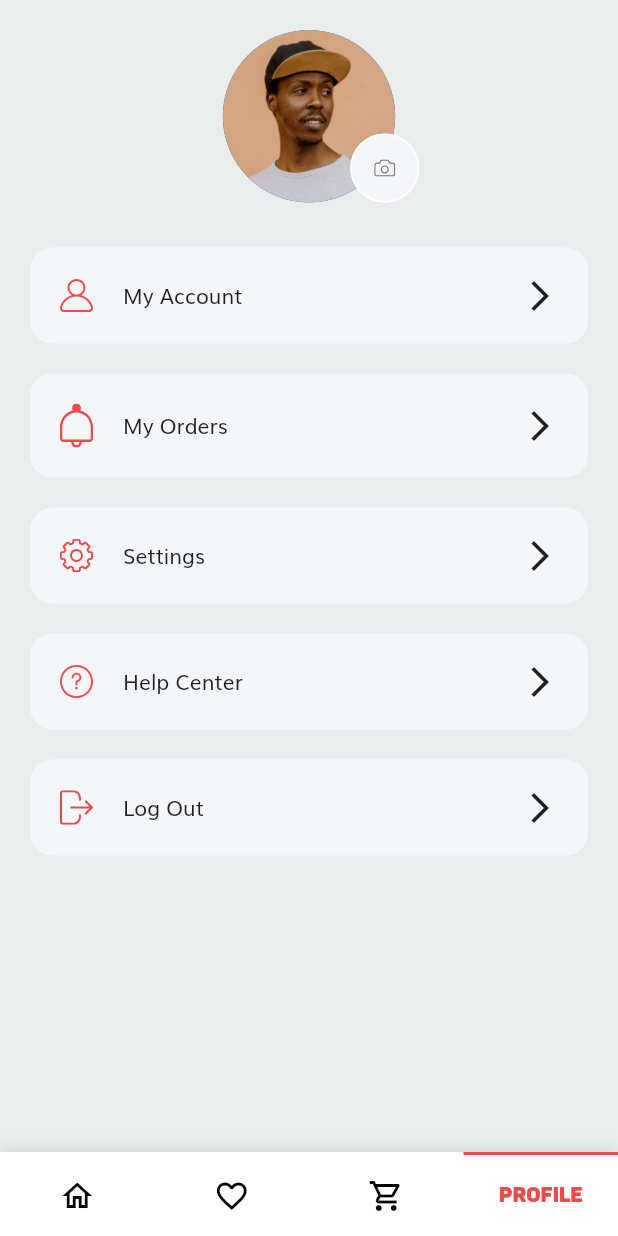
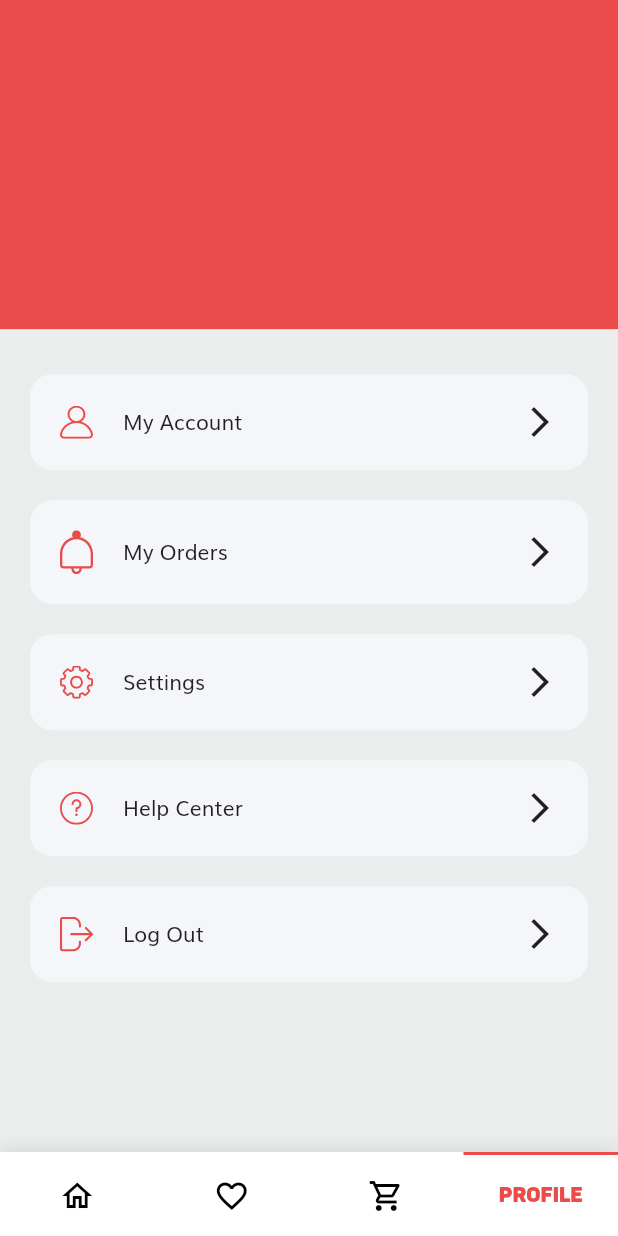
Before and after one commit to SamadDev/MVVM-Ecommerce-FlutterApp, a Flutter app: the HomeScreen screen opened by its route, item 4 of the bottom bar chosen, after a tap on "Settings", on a phone screen of 412 x 824 dp. Run offline on Flutter 3.47's test engine with Material 2 defaults, Android fonts, the phone set to English and light mode, and no system bars; drawn by our look-alikes of titled_navigation_bar; our stand-ins replace cloud_firestore, firebase_auth, firebase_core, flutter_svg, internet_connection_checker, modal_progress_hud_nsn and 3 more; missing offline and left inert: animated_size_and_fade; accounts and stored records are empty.

```diff
--- a/lib/globalVars.dart
+++ b/lib/globalVars.dart
@@ -24,9 +24,9 @@ class globalVars with ChangeNotifier {
 
   var _CartProds;
 
-  List<dynamic> _OrdersID = [];
+  List<Map<String, dynamic>> _Orders = [];
 
-  List<Map<String, dynamic>> _Orders = [];
+  Map<String, dynamic> _UserInfo;
 
   List<String> _categories = [];
 
@@ -112,11 +112,8 @@ class globalVars with ChangeNotifier {
 
   Future getUserInfo(User u) async {
     DocumentSnapshot documentSnapshot = await UsersInformation.doc(u.uid).get();
-    _uName = documentSnapshot.get('Full Name');
-    _uPN = documentSnapshot.get('Phone Number');
-    _uGovernorate = documentSnapshot.get('Governorate');
-    _uAddress = documentSnapshot.get('Address');
-    //notifyListeners();
+    _UserInfo = documentSnapshot.data();
+    print(_UserInfo);
   }
 
   Future DeleteItemFromCart(User u, int index) async {
@@ -128,16 +125,11 @@ class globalVars with ChangeNotifier {
     });
   }
 
-  Future getUserOrders(User u) async {
-    _OrdersID.clear();
+  Future getUserOrders(List<dynamic> ordersID) async {
     _Orders.clear();
-    DocumentSnapshot uSnapshot = await UsersInformation.doc(u.uid).get();
-    _OrdersID = await uSnapshot.get('orders');
-    print(_OrdersID);
-
-    if (_OrdersID.isNotEmpty) {
-      for (int i = 0; i < _OrdersID.length; i++) {
-        DocumentSnapshot oSnapshot = await OrdersRef.doc(_OrdersID[i]).get();
+    if (ordersID.isNotEmpty) {
+      for (int i = 0; i < ordersID.length; i++) {
+        DocumentSnapshot oSnapshot = await OrdersRef.doc(ordersID[i]).get();
         Map<String, dynamic> temp = oSnapshot.data();
         temp["ID"] = oSnapshot.id;
         _Orders.add(temp);
@@ -230,9 +222,9 @@ class globalVars with ChangeNotifier {
 
   get CartProds => _CartProds;
 
-  List<dynamic> get OrdersID => _OrdersID;
+  List<Map<String, dynamic>> get Orders => _Orders;
 
-  List<Map<String, dynamic>> get Orders => _Orders;
+  Map<String, dynamic> get UserInfo => _UserInfo;
 
   List<String> get categories => _categories;
 
--- a/lib/screens/cart/components/cartBody.dart
+++ b/lib/screens/cart/components/cartBody.dart
@@ -19,9 +19,7 @@ class cartBodyState extends State<cartBody> {
 
   @override
   void initState() {
-    u = Provider.of<AuthenticationService>(context, listen: false)
-        .CurrentUser();
-    Provider.of<globalVars>(context, listen: false).getUserInfo(u);
+    u = Provider.of<AuthenticationService>(context, listen: false).CurrentUser();
     futureCart = Provider.of<globalVars>(context, listen: false).getUserCart(u);
     super.initState();
   }
@@ -29,8 +27,7 @@ class cartBodyState extends State<cartBody> {
   @override
   Widget build(BuildContext context) {
     return Padding(
-      padding:
-          EdgeInsets.symmetric(horizontal: getProportionateScreenWidth(20)),
+      padding: EdgeInsets.symmetric(horizontal: getProportionateScreenWidth(20)),
       child: Consumer<globalVars>(builder: (_, gv, __) {
         return FutureBuilder(
           future: futureCart,
--- a/lib/screens/details/components/product_description.dart
+++ b/lib/screens/details/components/product_description.dart
@@ -69,7 +69,7 @@ class ProductDescription extends StatelessWidget {
         Padding(
           padding: EdgeInsets.symmetric(
             horizontal: getProportionateScreenWidth(30),
-            vertical: 10,
+            vertical: getProportionateScreenWidth(5),
           ),
           child: GestureDetector(
             onTap: () {},
--- a/lib/screens/details/components/product_images.dart
+++ b/lib/screens/details/components/product_images.dart
@@ -81,8 +81,7 @@ class _ProductImagesState extends State<ProductImages> with TickerProviderStateM
     return Column(
       children: [
         SizedBox(height: getProportionateScreenHeight(40)),
-        SizedBox(
-          width: getProportionateScreenWidth(315),
+        Expanded(
           child: AspectRatio(
             aspectRatio: 1,
             child: Hero(
--- a/lib/screens/details/components/top_rounded_container.dart
+++ b/lib/screens/details/components/top_rounded_container.dart
@@ -1,5 +1,4 @@
 import 'package:flutter/material.dart';
-
 import '../../../size_config.dart';
 
 class TopRoundedContainer extends StatelessWidget {
@@ -16,7 +15,7 @@ class TopRoundedContainer extends StatelessWidget {
   Widget build(BuildContext context) {
     return Container(
       margin: EdgeInsets.only(top: getProportionateScreenWidth(15)),
-      padding: EdgeInsets.only(top: getProportionateScreenWidth(15)),
+      padding: EdgeInsets.only(top: getProportionateScreenWidth(20)),
       width: double.infinity,
       decoration: BoxDecoration(
         color: color,
--- a/lib/screens/profile/components/body.dart
+++ b/lib/screens/profile/components/body.dart
@@ -1,9 +1,10 @@
 import 'package:firebase_auth/firebase_auth.dart';
 import 'package:flutter/material.dart';
+import 'package:shop_app/constants.dart';
 import 'package:shop_app/screens/profile/components/orders/ordersScreen.dart';
 import 'package:shop_app/screens/sign_in/sign_in_screen.dart';
 import 'profile_menu.dart';
-import 'profile_pic.dart';
+import '../../../../size_config.dart';
 import '../../../Services/authentication.dart';
 import 'package:provider/provider.dart';
 import '../../../globalVars.dart';
@@ -24,12 +25,25 @@ class _BodyState extends State<Body> {
 
   @override
   Widget build(BuildContext context) {
-    return SingleChildScrollView(
-      padding: EdgeInsets.symmetric(vertical: 20),
-      child: Consumer<globalVars>(builder: (_, gv, __) {
+    return Consumer<globalVars>(builder: (_, gv, __) {
+      return FutureBuilder(
+          future: gv.getUserInfo(loggedInUser),
+          builder: (context, snapshot) {
+            if (snapshot.connectionState == ConnectionState.done) {
               return Column(
                 children: [
-            ProfilePic(),
+                  Flexible(
+                      flex: 2,
+                      child: Container(
+                        height: double.infinity,
+                        width: double.infinity,
+                        color: PrimaryColor,
+                      )),
+                  Flexible(
+                    flex: 5,
+                    child: Container(
+                      child: Column(
+                        children: [
                           SizedBox(height: 20),
                           ProfileMenu(
                             text: "My Account",
@@ -40,21 +54,27 @@ class _BodyState extends State<Body> {
                             text: "My Orders",
                             icon: "assets/icons/Bell.svg",
                             press: () {
-                Navigator.pushNamed(context, OrdersScreen.routeName);
+                              Navigator.pushNamed(
+                                context,
+                                OrdersScreen.routeName,
+                                arguments: OrderArguments(ordersID: gv.UserInfo['orders']),
+                              );
                             },
                           ),
                           ProfileMenu(
                             text: "Settings",
                             icon: "assets/icons/Settings.svg",
                             press: () async {
-                await gv.getAllProds();
-                print(gv.AllProds);
+                              print(gv.UserInfo['orders']);
+                              //await gv.getUserInfo(loggedInUser);
                             },
                           ),
                           ProfileMenu(
                             text: "Help Center",
                             icon: "assets/icons/Question mark.svg",
-              press: () {},
+                            press: () {
+                              print(gv.UserInfo['Full Name']);
+                            },
                           ),
                           ProfileMenu(
                             text: "Log Out",
@@ -66,8 +86,26 @@ class _BodyState extends State<Body> {
                             },
                           ),
                         ],
-        );
-      }),
+                      ),
+                    ),
+                  ),
+                ],
               );
             }
+
+            if (snapshot.connectionState == ConnectionState.waiting) {
+              return Center(
+                child: Container(
+                    height: getProportionateScreenWidth(40),
+                    width: getProportionateScreenWidth(40),
+                    child: CircularProgressIndicator(
+                      color: SecondaryColorDark,
+                    )),
+              );
             }
+
+            return Container();
+          });
+    });
+  }
+}
--- a/lib/screens/profile/components/profile_pic.dart
+++ /dev/null
@@ -1,42 +0,0 @@
-import 'package:flutter/material.dart';
-import 'package:flutter_svg/flutter_svg.dart';
-
-class ProfilePic extends StatelessWidget {
-  const ProfilePic({
-    Key key,
-  }) : super(key: key);
-
-  @override
-  Widget build(BuildContext context) {
-    return SizedBox(
-      height: 115,
-      width: 115,
-      child: Stack(
-        fit: StackFit.expand,
-        overflow: Overflow.visible,
-        children: [
-          CircleAvatar(
-            backgroundImage: AssetImage("assets/images/Profile Image.png"),
-          ),
-          Positioned(
-            right: -16,
-            bottom: 0,
-            child: SizedBox(
-              height: 46,
-              width: 46,
-              child: FlatButton(
-                shape: RoundedRectangleBorder(
-                  borderRadius: BorderRadius.circular(50),
-                  side: BorderSide(color: Colors.white),
-                ),
-                color: Color(0xFFF5F6F9),
-                onPressed: () {},
-                child: SvgPicture.asset("assets/icons/Camera Icon.svg"),
-              ),
-            ),
-          )
-        ],
-      ),
-    );
-  }
-}
--- a/lib/screens/profile/profile_screen.dart
+++ b/lib/screens/profile/profile_screen.dart
@@ -5,10 +5,8 @@ class ProfileScreen extends StatelessWidget {
   static String routeName = "/profile";
   @override
   Widget build(BuildContext context) {
-    return SafeArea(
-      child: Scaffold(
-        body: Body(),
-      ),
+    return Scaffold(
+      body: Body(),
     );
   }
 }
```
Also changed, not shown: lib/screens/details/components/detailsBody.dart (+25 -9 lines), lib/screens/profile/components/orders/ordersScreen.dart (+37 -20 lines). Lines whose indentation alone changed are shown as unchanged.
